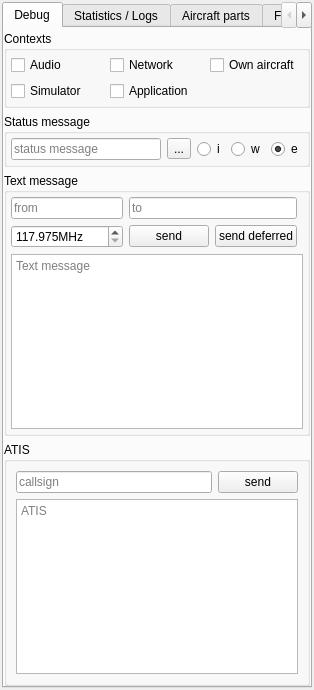
swift-project/pilotclient, file src/blackgui/components/internalscomponent.ui: the form before one commit.
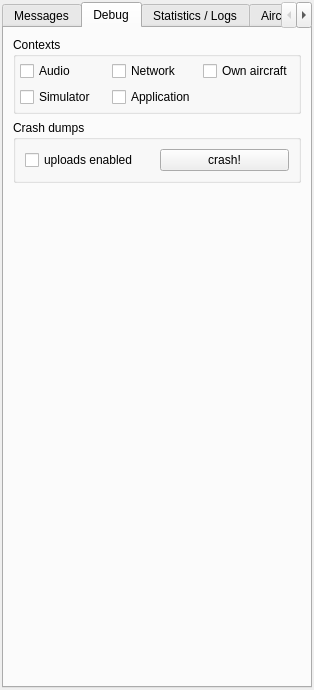
The form after the commit. The open tabs and pages were chosen to show the change. Icons and pictures are not drawn. Custom widgets are drawn as their Qt base class.

Commit message: Ref T401, allow to trigger crash from internals page

Patch:
```diff
--- a/src/blackgui/components/internalscomponent.ui
+++ b/src/blackgui/components/internalscomponent.ui
@@ -31,9 +31,9 @@
      <property name="currentIndex">
       <number>0</number>
      </property>
-     <widget class="QWidget" name="tb_Debug">
+     <widget class="QWidget" name="tb_Messages">
       <attribute name="title">
-       <string>Debug</string>
+       <string>Messages</string>
       </attribute>
       <layout class="QVBoxLayout" name="vl_Debug">
        <property name="leftMargin">
@@ -48,62 +48,6 @@
        <property name="bottomMargin">
         <number>0</number>
        </property>
-       <item>
-        <widget class="QGroupBox" name="gb_DebugContext">
-         <property name="title">
-          <string>Contexts</string>
-         </property>
-         <layout class="QGridLayout" name="gl_Contexts">
-          <property name="leftMargin">
-           <number>4</number>
-          </property>
-          <property name="topMargin">
-           <number>4</number>
-          </property>
-          <property name="rightMargin">
-           <number>4</number>
-          </property>
-          <property name="bottomMargin">
-           <number>4</number>
-          </property>
-          <item row="0" column="0">
-           <widget class="QCheckBox" name="cb_DebugContextAudio">
-            <property name="text">
-             <string>Audio</string>
-            </property>
-           </widget>
-          </item>
-          <item row="0" column="2">
-           <widget class="QCheckBox" name="cb_DebugContextNetwork">
-            <property name="text">
-             <string>Network</string>
-            </property>
-           </widget>
-          </item>
-          <item row="0" column="3">
-           <widget class="QCheckBox" name="cb_DebugContextOwnAircraft">
-            <property name="text">
-             <string>Own aircraft</string>
-            </property>
-           </widget>
-          </item>
-          <item row="1" column="0">
-           <widget class="QCheckBox" name="cb_DebugContextSimulator">
-            <property name="text">
-             <string>Simulator</string>
-            </property>
-           </widget>
-          </item>
-          <item row="1" column="2">
-           <widget class="QCheckBox" name="cb_DebugContextApplication">
-            <property name="text">
-             <string>Application</string>
-            </property>
-           </widget>
-          </item>
-         </layout>
-        </widget>
-       </item>
        <item>
         <widget class="QGroupBox" name="gb_StatusMessage">
          <property name="title">
@@ -295,6 +239,105 @@
        </item>
       </layout>
      </widget>
+     <widget class="QWidget" name="tb_Debug">
+      <attribute name="title">
+       <string>Debug</string>
+      </attribute>
+      <layout class="QVBoxLayout" name="vl_Debug">
+       <item>
+        <widget class="QGroupBox" name="gb_DebugContext">
+         <property name="title">
+          <string>Contexts</string>
+         </property>
+         <layout class="QGridLayout" name="gl_Contexts">
+          <property name="leftMargin">
+           <number>4</number>
+          </property>
+          <property name="topMargin">
+           <number>4</number>
+          </property>
+          <property name="rightMargin">
+           <number>4</number>
+          </property>
+          <property name="bottomMargin">
+           <number>4</number>
+          </property>
+          <item row="0" column="0">
+           <widget class="QCheckBox" name="cb_DebugContextAudio">
+            <property name="text">
+             <string>Audio</string>
+            </property>
+           </widget>
+          </item>
+          <item row="0" column="2">
+           <widget class="QCheckBox" name="cb_DebugContextNetwork">
+            <property name="text">
+             <string>Network</string>
+            </property>
+           </widget>
+          </item>
+          <item row="0" column="3">
+           <widget class="QCheckBox" name="cb_DebugContextOwnAircraft">
+            <property name="text">
+             <string>Own aircraft</string>
+            </property>
+           </widget>
+          </item>
+          <item row="1" column="0">
+           <widget class="QCheckBox" name="cb_DebugContextSimulator">
+            <property name="text">
+             <string>Simulator</string>
+            </property>
+           </widget>
+          </item>
+          <item row="1" column="2">
+           <widget class="QCheckBox" name="cb_DebugContextApplication">
+            <property name="text">
+             <string>Application</string>
+            </property>
+           </widget>
+          </item>
+         </layout>
+        </widget>
+       </item>
+       <item>
+        <widget class="QGroupBox" name="gb_CrashDumps">
+         <property name="title">
+          <string>Crash dumps</string>
+         </property>
+         <layout class="QHBoxLayout" name="horizontalLayout">
+          <item>
+           <widget class="QCheckBox" name="cb_CrashDumpUpload">
+            <property name="text">
+             <string>uploads enabled</string>
+            </property>
+           </widget>
+          </item>
+          <item>
+           <widget class="QPushButton" name="pb_SimulateCrash">
+            <property name="text">
+             <string>crash!</string>
+            </property>
+           </widget>
+          </item>
+         </layout>
+        </widget>
+       </item>
+       <item>
+        <spacer name="verticalSpacer">
+         <property name="orientation">
+          <enum>Qt::Vertical</enum>
+         </property>
+         <property name="sizeHint" stdset="0">
+          <size>
+           <width>20</width>
+           <height>40</height>
+          </size>
+         </property>
+        </spacer>
+       </item>
+      </layout>
+     </widget>
      <widget class="QWidget" name="tb_Statistics">
       <attribute name="title">
        <string>Statistics / Logs</string>
```
Left out of the diff: 20 changed lines with no effect on the pictures. The commit also changes 2 other files.
